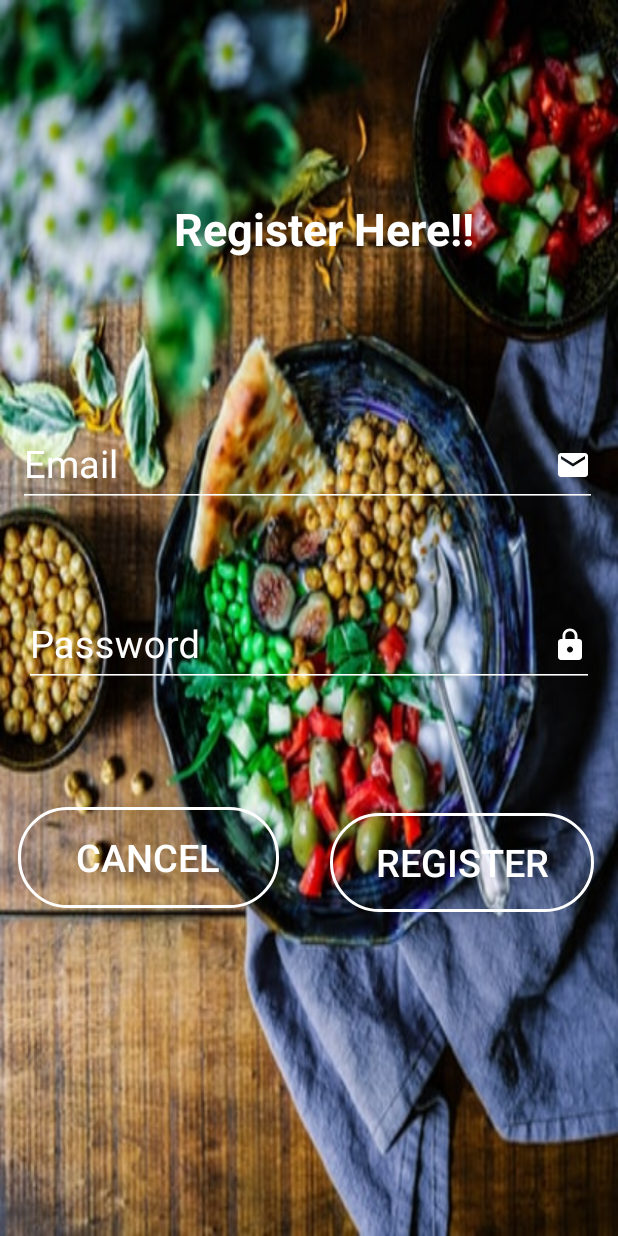
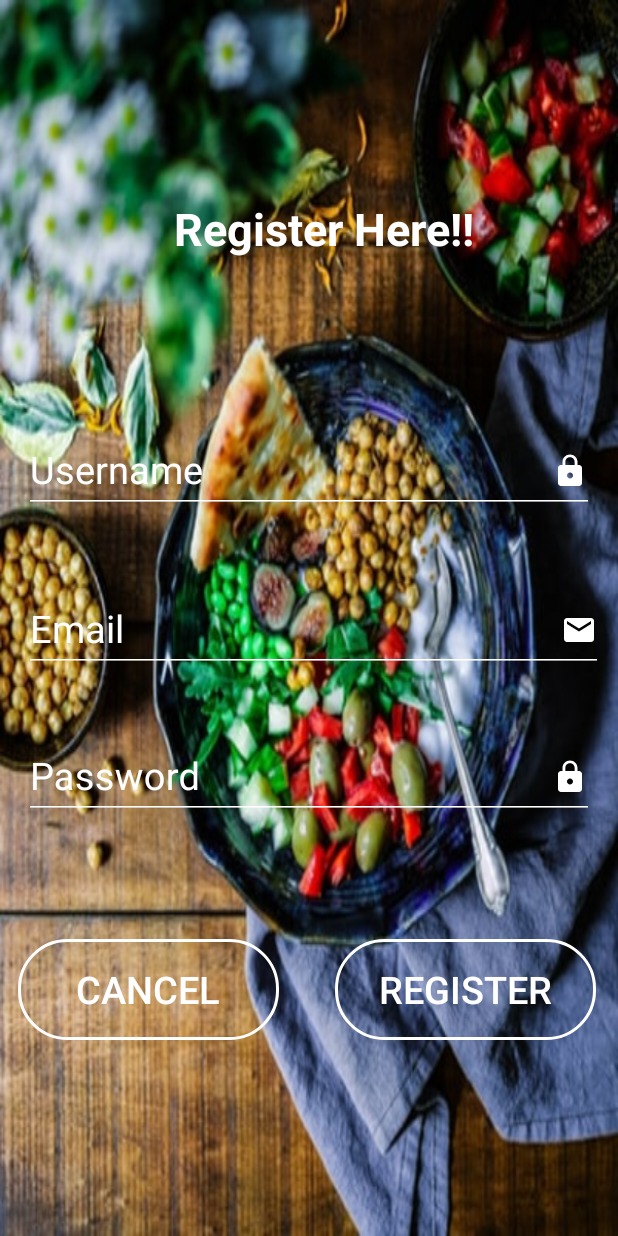
Before and after one commit to AbirajTimalsina/Foodmandu, an Android app: the layout activity_signup.xml on its own in the app's theme, with its tools: preview values and no code run, on a phone screen of 412 x 824 dp. Run offline under Robolectric (Android 15) with nearby library versions, the phone set to English and light mode, and no system bars.

Commit message:
Updated Signup and others.

```diff
--- a/app/build.gradle
+++ b/app/build.gradle
@@ -34,5 +34,9 @@ dependencies {
     implementation 'androidx.test.espresso:espresso-core:3.2.0'
     implementation 'com.google.android.material:material:1.0.0'
     implementation 'com.github.ViksaaSkool:AwesomeSplash:v1.0.0'
+    implementation 'com.google.code.gson:gson:2.8.5'
+    implementation 'com.squareup.retrofit2:retrofit:2.5.0'
+    implementation 'com.squareup.retrofit2:converter-gson:2.5.0'
+
 
 }
--- a/app/src/main/res/layout/fragment_signup.xml
+++ b/app/src/main/res/layout/activity_signup.xml
@@ -5,7 +5,7 @@
     android:layout_width="match_parent"
     android:layout_height="match_parent"
     android:background="@drawable/food"
-    tools:context=".SignupFragment">
+    tools:context=".ui.SignupActivity">
 
 
     <TextView
@@ -22,16 +22,36 @@
         app:layout_constraintTop_toTopOf="parent" />
 
     <com.google.android.material.textfield.TextInputLayout
+        android:id="@+id/etusername"
+        android:layout_width="380dp"
+        android:layout_height="74dp"
+        android:layout_marginTop="100dp"
+        android:focusable="true"
+        android:focusableInTouchMode="true"
+        android:theme="@style/myEditTextStyle"
+        app:layout_constraintEnd_toEndOf="parent"
+        app:layout_constraintStart_toStartOf="parent"
+        app:layout_constraintTop_toBottomOf="@+id/textView2">
+
+        <com.google.android.material.textfield.TextInputEditText
+            android:layout_width="match_parent"
+            android:layout_height="wrap_content"
+            android:drawableEnd="@drawable/ic_lock_white_24dp"
+            android:hint="Username"
+            android:textSize="25dp" />
+    </com.google.android.material.textfield.TextInputLayout>
+
+    <com.google.android.material.textfield.TextInputLayout
         android:id="@+id/Etmail"
         android:layout_width="386dp"
         android:layout_height="75dp"
-        android:layout_marginStart="12dp"
-        android:layout_marginTop="96dp"
+        android:layout_marginStart="16dp"
+        android:layout_marginTop="32dp"
         android:focusable="true"
         android:focusableInTouchMode="true"
         android:theme="@style/myEditTextStyle"
         app:layout_constraintStart_toStartOf="parent"
-        app:layout_constraintTop_toBottomOf="@+id/textView2">
+        app:layout_constraintTop_toBottomOf="@+id/etusername">
 
         <com.google.android.material.textfield.TextInputEditText
             android:layout_width="match_parent"
@@ -46,7 +66,7 @@
         android:layout_width="380dp"
         android:layout_height="74dp"
         android:layout_marginStart="16dp"
-        android:layout_marginTop="216dp"
+        android:layout_marginTop="304dp"
         android:focusable="true"
         android:focusableInTouchMode="true"
         android:theme="@style/myEditTextStyle"
@@ -75,16 +95,17 @@
         app:layout_constraintTop_toBottomOf="@+id/Etpass" />
 
     <Button
-        android:id="@+id/BtnReg"
-        android:layout_width="176dp"
-        android:layout_height="66dp"
-        android:layout_marginTop="76dp"
-        android:layout_marginEnd="16dp"
+        android:id="@+id/btnRegister"
+        android:layout_width="174dp"
+        android:layout_height="67dp"
+        android:layout_marginStart="208dp"
+        android:layout_marginTop="72dp"
         android:background="@drawable/bg_button"
         android:text="Register"
         android:textColor="@color/white"
         android:textSize="25dp"
         app:layout_constraintEnd_toEndOf="parent"
+        app:layout_constraintStart_toStartOf="parent"
         app:layout_constraintTop_toBottomOf="@+id/Etpass" />
 
 
--- a/app/src/main/res/navigation/mobile_navigation.xml
+++ b/app/src/main/res/navigation/mobile_navigation.xml
@@ -33,21 +33,18 @@
         android:id="@+id/nav_orderhistory"
         android:name="com.example.foodmandu.ui.Notification.NotificationFragment"
         android:label="@string/menu_share"
-        tools:layout="@layout/fragment_orderHistory" />
+        tools:layout="@layout/fragment_orderhistory" />
 
     <fragment
         android:id="@+id/nav_mybasket"
         android:name="com.example.foodmandu.ui.More.MoreFragment"
         android:label="@string/menu_send"
         tools:layout="@layout/fragment_mybasket" />
-    <fragment
-        android:id="@+id/signupFragment"
-        android:name="com.example.foodmandu.SignupFragment"
-        android:label="fragment_signup"
-        tools:layout="@layout/fragment_signup" />
+
     <fragment
         android:id="@+id/loginFragment"
         android:name="com.example.foodmandu.LoginFragment"
         android:label="fragment_login2"
         tools:layout="@layout/fragment_login2" />
+
 </navigation>
```
Also changed, not shown: app/src/main/AndroidManifest.xml (+9 -5 lines), app/src/main/java/com/example/foodmandu/LoginFragment.java (deleted, +0 -110 lines), app/src/main/java/com/example/foodmandu/SignupFragment.java (deleted, +0 -110 lines), app/src/main/java/com/example/foodmandu/api/UsersAPI.java (added, +16 -0 lines), app/src/main/java/com/example/foodmandu/model/UsersCUD.java (added, +36 -0 lines), app/src/main/java/com/example/foodmandu/ui/LoginActivity.java (added, +33 -0 lines), app/src/main/java/com/example/foodmandu/ui/More/MoreFragment.java (+8 -9 lines), app/src/main/java/com/example/foodmandu/ui/SignupActivity.java (added, +77 -0 lines), app/src/main/java/com/example/foodmandu/ui/moreFragment.java (added, +39 -0 lines), app/src/main/res/layout/fragment_more2.xml (renamed from app/src/main/res/layout/fragment_login.xml, +7 -6 lines), app/src/main/res/layout/fragment_mybasket.xml (+13 -4 lines), app/src/main/res/layout/activity_login.xml (renamed from app/src/main/res/layout/fragment_login2.xml).
